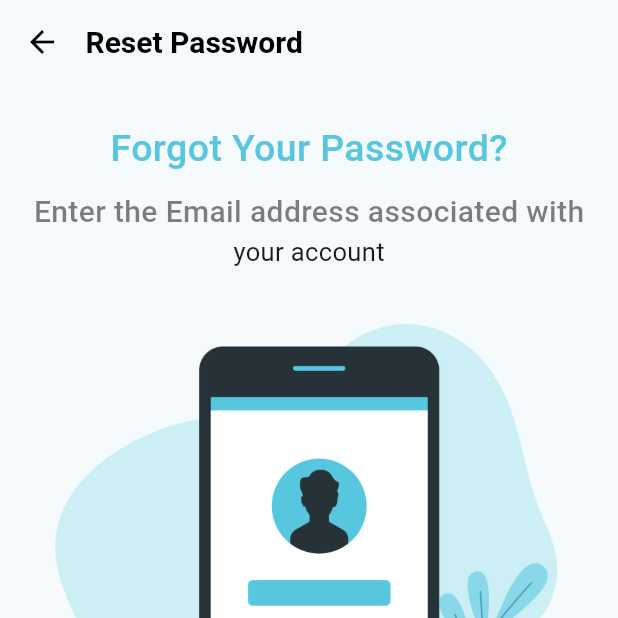
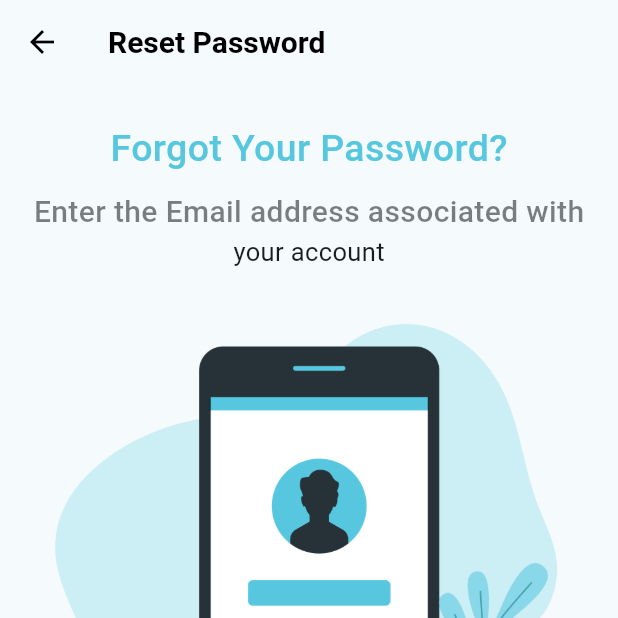
Before and after one commit to HusseinMohamed99/TRIPSO, a Flutter app: the ForgotPassword screen opened directly, on a phone screen of 412 x 824 dp, the top half of it. Run offline on Flutter 3.47's test engine with Material 2 defaults, Android fonts, the phone set to English and light mode, and no system bars; drawn by our look-alikes of flutter_platform_widgets; our stand-ins replace cloud_firestore, conditional_builder_null_safety, firebase_auth, firebase_core, flutter_bloc, fluttertoast and 6 more; missing offline and left inert: email_auth; accounts and stored records are empty.

Commit message:
Flutter_Platform_Widget//Hussein

```diff
--- a/lib/screens/home/home_screen.dart
+++ b/lib/screens/home/home_screen.dart
@@ -2,7 +2,6 @@ import 'package:flutter/material.dart';
 import 'package:flutter_platform_widgets/flutter_platform_widgets.dart';
 import 'package:google_fonts/google_fonts.dart';
 import 'package:tripso/shared/components/buttons.dart';
-
 import '../../shared/components/app_bar.dart';
 import '../../shared/components/log_out.dart';
 import '../../shared/styles/colors.dart';
--- a/lib/screens/password/forget_password_screen.dart
+++ b/lib/screens/password/forget_password_screen.dart
@@ -1,3 +1,4 @@
+import 'package:flutter_platform_widgets/flutter_platform_widgets.dart';
 import 'package:tripso/screens/password/update_password_screen.dart';
 import 'package:tripso/screens/sign_in/sign_in_screen.dart';
 import 'package:tripso/shared/components/alert_dialog.dart';
@@ -88,25 +89,8 @@ class _ForgotPasswordState extends State<ForgotPassword> {
           );
         }
       }, builder: (context, state) {
-        return Scaffold(
-          appBar: AppBar(
-            systemOverlayStyle: const SystemUiOverlayStyle(
-                statusBarBrightness: Brightness.dark,
-                statusBarColor: Colors.transparent,
-                statusBarIconBrightness: Brightness.dark),
-            backgroundColor: Colors.transparent,
-            elevation: 0,
-            leading: IconButton(
-              onPressed: () {
-                emailController.clear();
-                pop(context);
-              },
-              icon: const Icon(
-                Icons.arrow_back,
-                color: Colors.black,
-              ),
-            ),
-            titleSpacing: 1,
+        return PlatformScaffold(
+          appBar: PlatformAppBar(
             title: Text(
               'Reset Password',
               style: GoogleFonts.roboto(
@@ -117,7 +101,8 @@ class _ForgotPasswordState extends State<ForgotPassword> {
                 ),
               ),
             ),
-            actions: [
+            backgroundColor: Colors.transparent,
+            trailingActions: [
               if (_authMode == AuthMode.verify)
                 TextButton(
                   onPressed: sendOtp,
@@ -138,7 +123,29 @@ class _ForgotPasswordState extends State<ForgotPassword> {
                   ),
                 ),
             ],
+            leading: IconButton(
+              onPressed: () {
+                emailController.clear();
+                pop(context);
+              },
+              icon: const Icon(
+                Icons.arrow_back,
+                color: Colors.black,
+              ),
+            ),
+            material: (context, __)  => MaterialAppBarData(
+              systemOverlayStyle: const SystemUiOverlayStyle(
+                  statusBarBrightness: Brightness.dark,
+                  statusBarColor: Colors.transparent,
+                  statusBarIconBrightness: Brightness.dark),
+              elevation: 0,
+              titleSpacing: 1,
+            ),
+            cupertino: (context, __) => CupertinoNavigationBarData(
+              brightness: Brightness.dark,
+            ),
           ),
+
           body: Form(
             key: forgetFormKey,
             child: CustomScrollView(slivers: [
```
Also changed, not shown: lib/screens/password/auth.dart (+66 -66 lines), lib/screens/password/update_password_screen.dart (+18 -8 lines), lib/shared/components/alert_dialog.dart (+3 -5 lines), lib/shared/components/app_bar.dart (+7 -11 lines).
